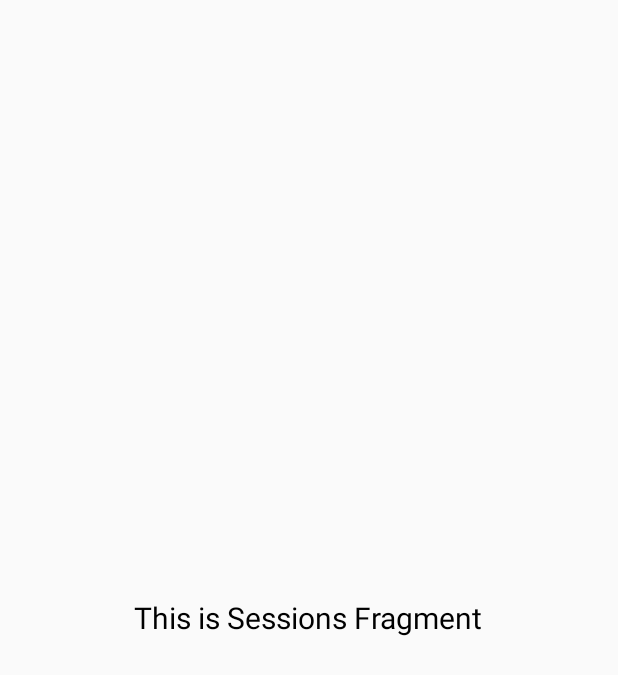
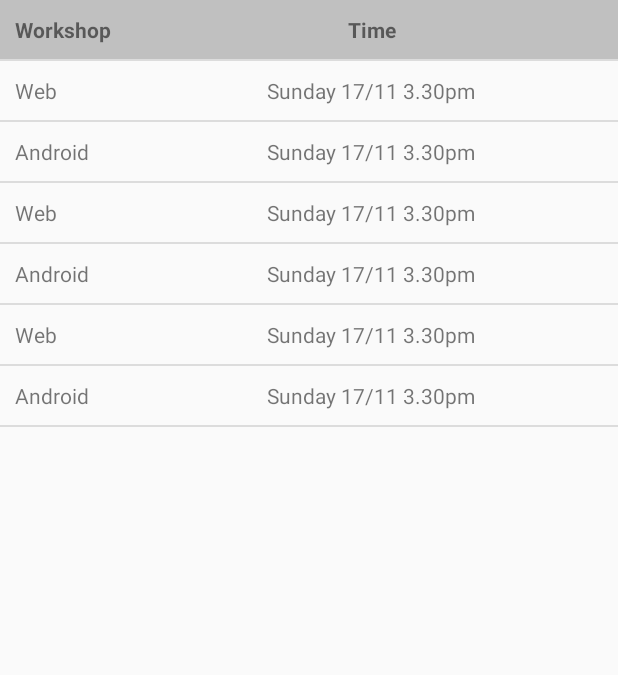
Before and after one commit to AhmedHassaan/COMPASS_17, an Android app: the fragment SessionsFragment shown on its own in the app's theme, on a phone screen of 412 x 824 dp. Shown: the top 675 px of the screen. Run offline under Robolectric (Android 15) with nearby library versions, the phone set to English and light mode, and no system bars.

Commit message:
Workshop added

```diff
--- a/app/src/main/java/com/example/amr/compass_17/Fragments/SessionsFragment.java
+++ b/app/src/main/java/com/example/amr/compass_17/Fragments/SessionsFragment.java
@@ -6,6 +6,9 @@ import android.support.v4.app.Fragment;
 import android.view.LayoutInflater;
 import android.view.View;
 import android.view.ViewGroup;
+import android.widget.ListView;
+
+import com.example.amr.compass_17.LstViewAdapter;
 import com.example.amr.compass_17.R;
 
 /**
@@ -17,6 +20,20 @@ public class SessionsFragment extends Fragment {
     public View onCreateView(LayoutInflater inflater, ViewGroup container, Bundle savedInstanceState) {
         View view = inflater.inflate(R.layout.sessions_fragment,container,false);
 
+
+        ListView lstview=(ListView)view.findViewById(R.id.listview);
+        // Inflate header view
+        ViewGroup headerView = (ViewGroup)getLayoutInflater(null).inflate(R.layout.header, lstview,false);
+        // Add header view to the ListView
+        lstview.addHeaderView(headerView);
+        // Get the string array defined in strings.xml file
+        String[] items=getResources().getStringArray(R.array.list_items);
+        // Create an adapter to bind data to the ListView
+        LstViewAdapter adapter=new LstViewAdapter(getActivity(),R.layout.rowlayout,R.id.txtname,items);
+        // Bind data to the ListView
+        lstview.setAdapter(adapter);
+
+
         return view;
     }
 }
--- /dev/null
+++ b/app/src/main/java/com/example/amr/compass_17/LstViewAdapter.java
@@ -0,0 +1,55 @@
+package com.example.amr.compass_17;
+
+/**
+ * Created by Lenovo on 10/26/2016.
+ */
+
+import android.content.Context;
+import android.view.LayoutInflater;
+import android.view.View;
+import android.view.ViewGroup;
+import android.widget.ArrayAdapter;
+import android.widget.TextView;
+
+import java.util.ArrayList;
+public class LstViewAdapter extends ArrayAdapter<String> {
+    int groupid;
+    String[] item_list;
+    ArrayList<String> desc;
+    Context context;
+    public LstViewAdapter(Context context, int vg, int id, String[] item_list){
+        super(context,vg, id, item_list);
+        this.context=context;
+        groupid=vg;
+        this.item_list=item_list;
+
+    }
+    // Hold views of the ListView to improve its scrolling performance
+    static class ViewHolder {
+        public TextView textname;
+        public TextView texttime;
+
+    }
+
+    public View getView(int position, View convertView, ViewGroup parent) {
+
+        View rowView = convertView;
+        // Inflate the rowlayout.xml file if convertView is null
+        if(rowView==null){
+            LayoutInflater inflater = (LayoutInflater) context.getSystemService(Context.LAYOUT_INFLATER_SERVICE);
+            rowView= inflater.inflate(groupid, parent, false);
+            ViewHolder viewHolder = new ViewHolder();
+            viewHolder.textname= (TextView) rowView.findViewById(R.id.txtname);
+            viewHolder.texttime= (TextView) rowView.findViewById(R.id.txttime);
+            rowView.setTag(viewHolder);
+
+        }
+        // Set text to each TextView of ListView item
+        String[] items=item_list[position].split("__");
+        ViewHolder holder = (ViewHolder) rowView.getTag();
+        holder.textname.setText(items[0]);
+        holder.texttime.setText(items[1]);
+        return rowView;
+    }
+
+}
--- /dev/null
+++ b/app/src/main/res/layout/header.xml
@@ -0,0 +1,34 @@
+<?xml version="1.0" encoding="utf-8"?>
+<TableLayout xmlns:android="http://schemas.android.com/apk/res/android"
+    android:layout_width="match_parent"
+    android:layout_height="match_parent"
+    android:stretchColumns="*"
+    >
+    <TableRow
+        android:layout_width="match_parent"
+        android:layout_height="wrap_content"
+
+        >
+        <TextView
+            android:layout_column="0"
+            android:padding="10sp"
+            android:gravity="left"
+            android:layout_span="1"
+            android:text="Workshop"
+            android:textStyle="bold"
+            android:background="#c0c0c0"
+            >
+        </TextView>
+        <TextView
+            android:layout_column="1"
+            android:padding="10sp"
+            android:gravity="left"
+            android:text="Time"
+            android:textStyle="bold"
+            android:background="#c0c0c0"
+            >
+        </TextView>
+    </TableRow>
+
+
+</TableLayout>
--- /dev/null
+++ b/app/src/main/res/layout/rowlayout.xml
@@ -0,0 +1,27 @@
+<?xml version="1.0" encoding="utf-8"?>
+<TableLayout xmlns:android="http://schemas.android.com/apk/res/android"
+    android:layout_width="match_parent"
+    android:layout_height="match_parent"
+    android:stretchColumns="*"
+    >
+    <TableRow
+        android:layout_width="match_parent"
+        android:layout_height="wrap_content">
+
+        <TextView
+            android:id="@+id/txtname"
+            android:layout_column="0"
+            android:padding="10sp"
+            android:gravity="left"
+            android:layout_span="2"
+            >
+        </TextView>
+        <TextView
+            android:id="@+id/txttime"
+            android:layout_column="1"
+            android:padding="10sp"
+            android:gravity="left"
+            >
+        </TextView>
+    </TableRow>
+</TableLayout>
--- a/app/src/main/res/layout/sessions_fragment.xml
+++ b/app/src/main/res/layout/sessions_fragment.xml
@@ -1,15 +1,11 @@
 <?xml version="1.0" encoding="utf-8"?>
-<RelativeLayout xmlns:android="http://schemas.android.com/apk/res/android"
-    android:orientation="vertical" android:layout_width="match_parent"
+<LinearLayout xmlns:android="http://schemas.android.com/apk/res/android"
+    xmlns:tools="http://schemas.android.com/tools"
+    android:layout_width="match_parent"
     android:layout_height="match_parent">
-
-    <TextView
-        android:layout_width="wrap_content"
-        android:layout_height="wrap_content"
-        android:text="This is Sessions Fragment"
-        android:id="@+id/textView"
-        android:textSize="20dp"
-        android:textColor="#000000"
-        android:layout_centerVertical="true"
-        android:layout_centerHorizontal="true" />
-</RelativeLayout>
+    <ListView
+        android:id="@+id/listview"
+        android:layout_width="match_parent"
+        android:layout_height="match_parent">
+    </ListView>
+</LinearLayout>
--- a/app/src/main/res/values/strings.xml
+++ b/app/src/main/res/values/strings.xml
@@ -12,4 +12,14 @@
     <string name="backToLogin">Back To Login</string>
     <string name="forgot_password_text">Forgot Password?</string>
     <string name="forgot_password_msg">We will send password reset instructions to your registered Email.</string>
+    <string name="hello_world">Hello world!</string>
+    <string name="action_settings">Settings</string>
+    <string-array name="list_items">
+        <item>Web__Sunday 17/11 3.30pm</item>
+        <item>Android__Sunday 17/11 3.30pm</item>
+        <item>Web__Sunday 17/11 3.30pm</item>
+        <item>Android__Sunday 17/11 3.30pm</item>
+        <item>Web__Sunday 17/11 3.30pm</item>
+        <item>Android__Sunday 17/11 3.30pm</item>
+    </string-array>
 </resources>
```
